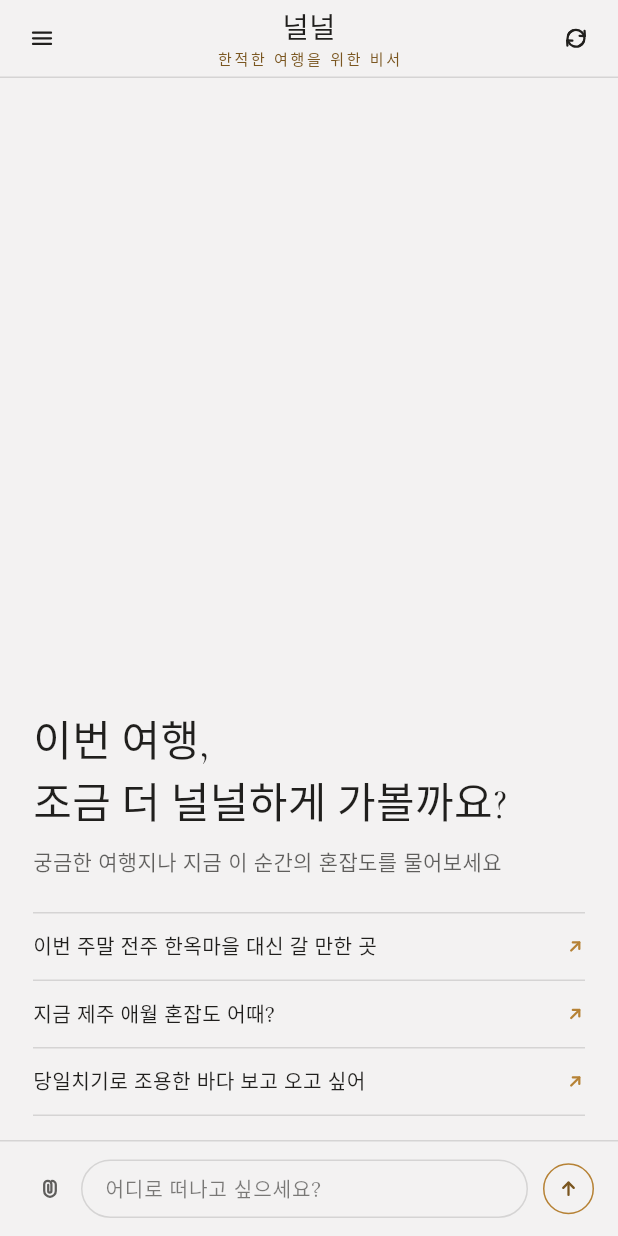
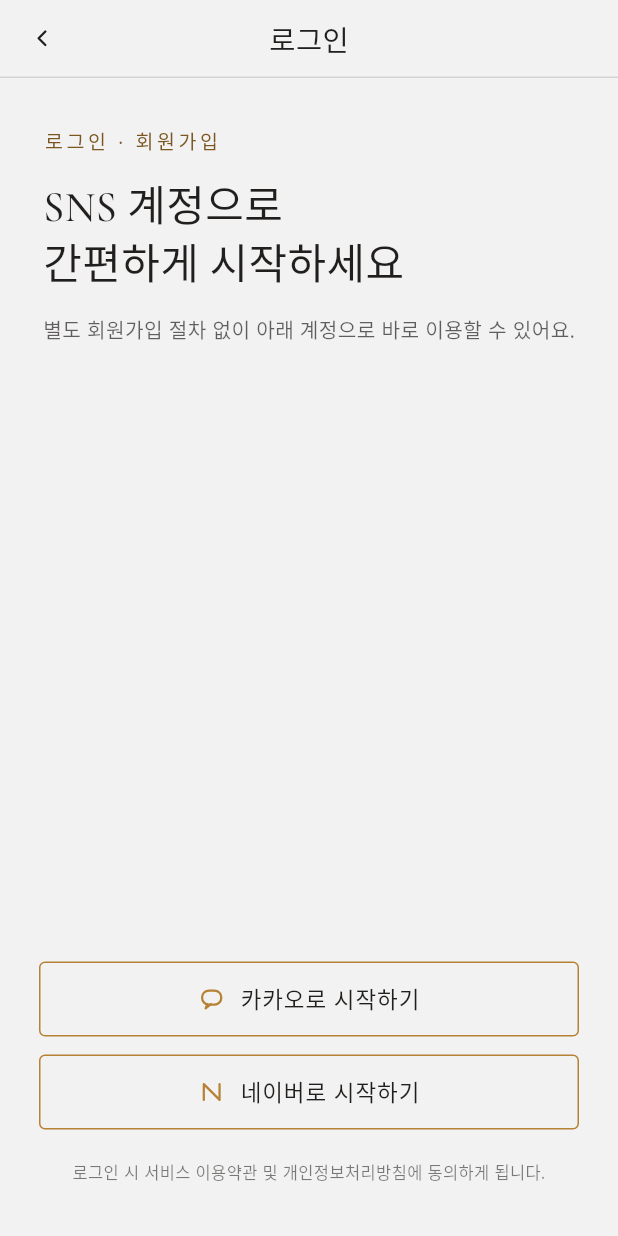
Before and after one commit to Tour-contest/tour, a Flutter app: the screen it shows after launch, after a tap on "여행 시작하기", on a phone screen of 412 x 824 dp. Run offline on Flutter 3.47's test engine with Material 3 defaults, Android fonts, the phone set to English and light mode, and no system bars; our stand-ins replace google_fonts, logger, package_info_plus, shared_preferences.

Commit message:
dev: add login mockup

```diff
--- /dev/null
+++ b/app/lib/data/demo_user.dart
@@ -0,0 +1,23 @@
+import 'package:nullnull/data/login_preference.dart';
+
+/// 설정 화면의 "내 정보"에 보여줄 데모용 프로필 데이터.
+/// 실제 계정/회원 시스템 연동 전 단계로, 로그인에 사용한 SNS 수단에 맞춰
+/// 고정된 닉네임/이메일을 보여준다.
+class DemoUser {
+  DemoUser._();
+
+  static const _nicknames = {
+    SnsProvider.kakao: '널널한 여행자',
+    SnsProvider.naver: '한적한 나그네',
+  };
+
+  static const _maskedEmails = {
+    SnsProvider.kakao: 'travel****@kakao.com',
+    SnsProvider.naver: 'travel****@naver.com',
+  };
+
+  static String nicknameFor(SnsProvider provider) => _nicknames[provider]!;
+
+  static String maskedEmailFor(SnsProvider provider) =>
+      _maskedEmails[provider]!;
+}
--- /dev/null
+++ b/app/lib/data/login_preference.dart
@@ -0,0 +1,33 @@
+import 'package:shared_preferences/shared_preferences.dart';
+
+/// 로그인 화면에서 지원하는 SNS 로그인/회원가입 수단.
+enum SnsProvider { kakao, naver }
+
+extension SnsProviderLabel on SnsProvider {
+  String get label => switch (this) {
+        SnsProvider.kakao => '카카오',
+        SnsProvider.naver => '네이버',
+      };
+}
+
+/// 로그인 화면의 "최근 로그인" 뱃지 표시를 위해 마지막으로 사용한 SNS 로그인
+/// 수단을 기기에 저장한다. 프로토타입 단계로 실제 SNS 인증 연동은 없다.
+class LoginPreference {
+  LoginPreference._();
+
+  static const _prefsKey = 'last_login_provider';
+
+  static Future<SnsProvider?> readLastProvider() async {
+    final prefs = await SharedPreferences.getInstance();
+    final stored = prefs.getString(_prefsKey);
+    for (final provider in SnsProvider.values) {
+      if (provider.name == stored) return provider;
+    }
+    return null;
+  }
+
+  static Future<void> saveLastProvider(SnsProvider provider) async {
+    final prefs = await SharedPreferences.getInstance();
+    await prefs.setString(_prefsKey, provider.name);
+  }
+}
--- /dev/null
+++ b/app/lib/screens/login_screen.dart
@@ -0,0 +1,195 @@
+import 'package:flutter/material.dart';
+
+import 'package:nullnull/data/login_preference.dart';
+import 'package:nullnull/screens/chat_screen.dart';
+import 'package:nullnull/theme/app_colors.dart';
+import 'package:nullnull/theme/app_text_styles.dart';
+import 'package:nullnull/widgets/app_header.dart';
+import 'package:nullnull/widgets/app_icon.dart';
+
+/// 온보딩 다음에 노출되는 로그인 화면. SNS 로그인만으로 로그인/회원가입을
+/// 함께 처리하며, 실제 SNS 인증 연동 전 단계라 탭 시 채팅 화면으로 바로
+/// 이동한다(canned 프로토타입).
+class LoginScreen extends StatefulWidget {
+  const LoginScreen({super.key});
+
+  @override
+  State<LoginScreen> createState() => _LoginScreenState();
+}
+
+class _LoginScreenState extends State<LoginScreen> {
+  SnsProvider? _lastProvider;
+
+  @override
+  void initState() {
+    super.initState();
+    _loadLastProvider();
+  }
+
+  Future<void> _loadLastProvider() async {
+    final provider = await LoginPreference.readLastProvider();
+    if (!mounted) return;
+    setState(() => _lastProvider = provider);
+  }
+
+  Future<void> _loginWith(SnsProvider provider) async {
+    await LoginPreference.saveLastProvider(provider);
+    if (!mounted) return;
+    Navigator.of(context).pushReplacement(
+      MaterialPageRoute<void>(builder: (_) => const ChatScreen()),
+    );
+  }
+
+  @override
+  Widget build(BuildContext context) {
+    final colors = AppColors.of(context);
+    return Scaffold(
+      backgroundColor: colors.paper,
+      body: SafeArea(
+        maintainBottomViewPadding: true,
+        child: Column(
+          children: [
+            AppHeader(
+              title: '로그인',
+              leading: IconButton(
+                icon: AppIcon(AppIconShape.chevronLeft,
+                    size: 18, color: colors.ink),
+                onPressed: () => Navigator.of(context).pop(),
+                tooltip: '뒤로',
+              ),
+            ),
+            Expanded(
+              child: Padding(
+                padding: const EdgeInsets.fromLTRB(26, 32, 26, 34),
+                child: Column(
+                  mainAxisAlignment: MainAxisAlignment.spaceBetween,
+                  children: [
+                    Column(
+                      crossAxisAlignment: CrossAxisAlignment.start,
+                      children: [
+                        Text(
+                          '로그인 · 회원가입',
+                          style: AppTextStyles.body(
+                            fontSize: 13,
+                            color: colors.gold700,
+                            letterSpacing: 2.4,
+                          ),
+                        ),
+                        const SizedBox(height: 14),
+                        Text(
+                          'SNS 계정으로\n간편하게 시작하세요',
+                          style: AppTextStyles.heading(
+                              fontSize: 28, color: colors.ink, height: 1.3),
+                        ),
+                        const SizedBox(height: 14),
+                        Text(
+                          '별도 회원가입 절차 없이 아래 계정으로 바로 이용할 수 있어요.',
+                          style: AppTextStyles.body(
+                              fontSize: 13.5, color: colors.ink700, height: 1.6),
+                        ),
+                      ],
+                    ),
+                    Column(
+                      children: [
+                        _SnsLoginButton(
+                          icon: AppIconShape.kakao,
+                          label: '${SnsProvider.kakao.label}로 시작하기',
+                          showRecentBadge: _lastProvider == SnsProvider.kakao,
+                          onTap: () => _loginWith(SnsProvider.kakao),
+                        ),
+                        const SizedBox(height: 12),
+                        _SnsLoginButton(
+                          icon: AppIconShape.naver,
+                          label: '${SnsProvider.naver.label}로 시작하기',
+                          showRecentBadge: _lastProvider == SnsProvider.naver,
+                          onTap: () => _loginWith(SnsProvider.naver),
+                        ),
+                        const SizedBox(height: 20),
+                        Text(
+                          '로그인 시 서비스 이용약관 및 개인정보처리방침에 동의하게 됩니다.',
+                          textAlign: TextAlign.center,
+                          style: AppTextStyles.body(
+                              fontSize: 11, color: colors.ink600, height: 1.5),
+                        ),
+                      ],
+                    ),
+                  ],
+                ),
+              ),
+            ),
+          ],
+        ),
+      ),
+    );
+  }
+}
+
+class _SnsLoginButton extends StatelessWidget {
+  const _SnsLoginButton({
+    required this.icon,
+    required this.label,
+    required this.showRecentBadge,
+    required this.onTap,
+  });
+
+  final AppIconShape icon;
+  final String label;
+  final bool showRecentBadge;
+  final VoidCallback onTap;
+
+  @override
+  Widget build(BuildContext context) {
+    final colors = AppColors.of(context);
+    return Stack(
+      clipBehavior: Clip.none,
+      children: [
+        SizedBox(
+          width: double.infinity,
+          child: OutlinedButton(
+            onPressed: onTap,
+            style: OutlinedButton.styleFrom(
+              side: BorderSide(color: colors.gold),
+              shape:
+                  RoundedRectangleBorder(borderRadius: BorderRadius.circular(4)),
+              padding: const EdgeInsets.symmetric(vertical: 14),
+              overlayColor: colors.goldTint08,
+            ),
+            child: Row(
+              mainAxisAlignment: MainAxisAlignment.center,
+              children: [
+                AppIcon(icon, size: 18, color: colors.gold),
+                const SizedBox(width: 10),
+                Text(
+                  label,
+                  style: AppTextStyles.body(
+                      fontSize: 15, color: colors.ink, letterSpacing: .6),
+                ),
+              ],
+            ),
+          ),
+        ),
+        if (showRecentBadge)
+          Positioned(
+            top: -9,
+            right: 14,
+            child: Container(
+              padding: const EdgeInsets.symmetric(horizontal: 8, vertical: 3),
+              decoration: BoxDecoration(
+                color: colors.paper,
+                borderRadius: BorderRadius.circular(99),
+                border: Border.all(color: colors.gold),
+              ),
+              child: Text(
+                '최근 로그인',
+                style: AppTextStyles.body(
+                  fontSize: 9.5,
+                  color: colors.gold700,
+                  letterSpacing: .4,
+                ),
+              ),
+            ),
+          ),
+      ],
+    );
+  }
+}
--- a/app/lib/screens/onboarding_screen.dart
+++ b/app/lib/screens/onboarding_screen.dart
@@ -1,6 +1,6 @@
 import 'package:flutter/material.dart';
 
-import 'package:nullnull/screens/chat_screen.dart';
+import 'package:nullnull/screens/login_screen.dart';
 import 'package:nullnull/theme/app_colors.dart';
 import 'package:nullnull/theme/app_text_styles.dart';
 
@@ -15,8 +15,8 @@
   ];
 
   void _start(BuildContext context) {
-    Navigator.of(context).pushReplacement(
-      MaterialPageRoute<void>(builder: (_) => const ChatScreen()),
+    Navigator.of(context).push(
+      MaterialPageRoute<void>(builder: (_) => const LoginScreen()),
     );
   }
 
--- a/app/lib/widgets/app_icon.dart
+++ b/app/lib/widgets/app_icon.dart
@@ -12,6 +12,8 @@
   refresh,
   chevronLeft,
   settings,
+  kakao,
+  naver,
 }
 
 class AppIcon extends StatelessWidget {
@@ -168,6 +170,28 @@
         canvas.drawLine(const Offset(4, 18), const Offset(20, 18), strokePaint);
         canvas.drawCircle(const Offset(8, 18), 2.3, strokePaint);
         break;
+
+      case AppIconShape.kakao:
+        final bubble = RRect.fromRectAndRadius(
+          const Rect.fromLTWH(3.5, 4.5, 17, 12.5),
+          const Radius.circular(6),
+        );
+        canvas.drawRRect(bubble, strokePaint);
+        final tail = Path()
+          ..moveTo(8.2, 16.6)
+          ..lineTo(6.6, 20.3)
+          ..lineTo(11.3, 16.6);
+        canvas.drawPath(tail, strokePaint);
+        break;
+
+      case AppIconShape.naver:
+        final n = Path()
+          ..moveTo(5, 19)
+          ..lineTo(5, 5)
+          ..lineTo(19, 19)
+          ..lineTo(19, 5);
+        canvas.drawPath(n, strokePaint);
+        break;
     }
 
     canvas.restore();
```
Also changed, not shown: 1 other file.
